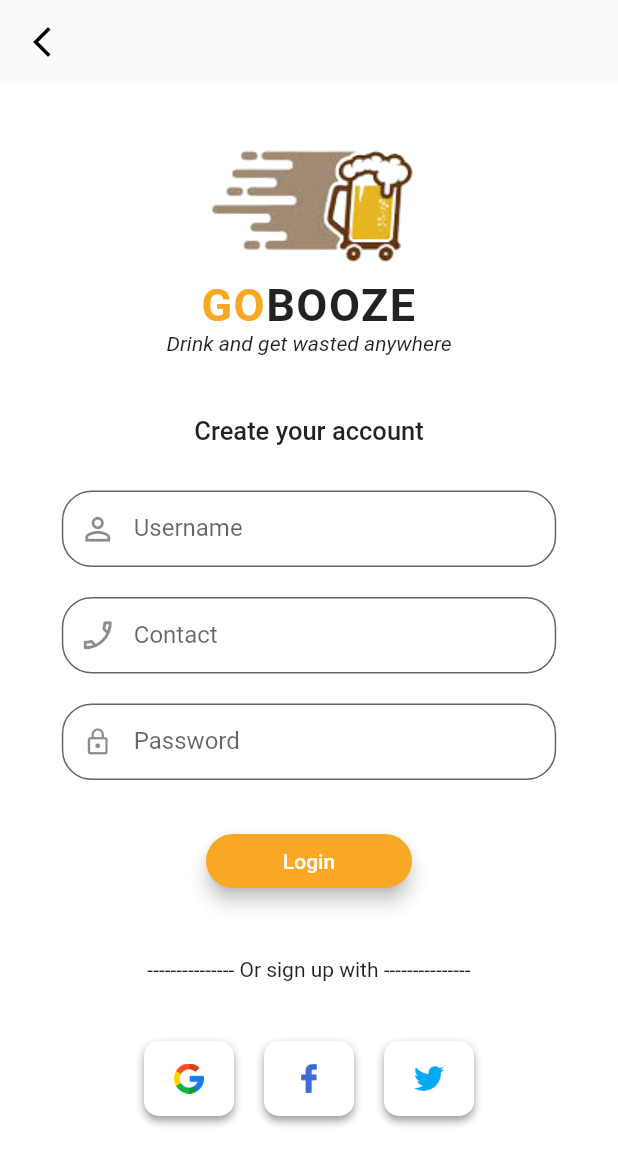
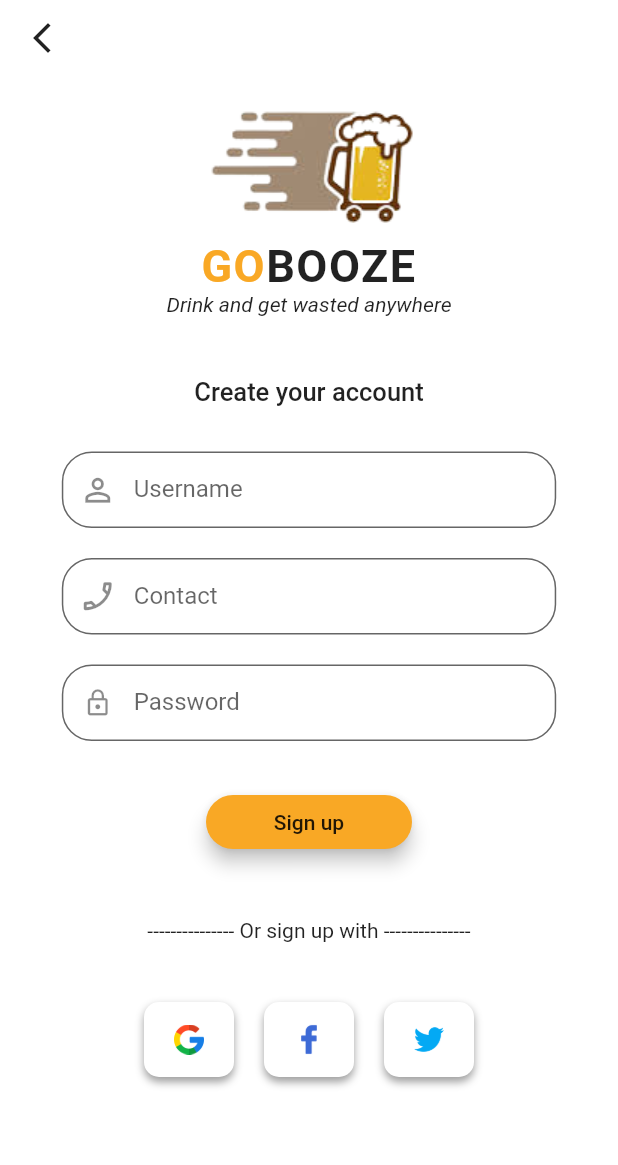
Before and after one commit to jamessarona/flutter-firebase-gobooze-ordering-system, a Flutter app: the SignupScreen screen opened directly, on a phone screen of 412 x 824 dp. Shown: the top 1165 px of the screen. Run offline on Flutter 3.47's test engine with Material 2 defaults, Android fonts, the phone set to English and light mode, and no system bars; our stand-ins replace flutter_spinkit.

Commit message:
sign in and sign up page

```diff
--- a/lib/screens/signup.dart
+++ b/lib/screens/signup.dart
@@ -1,10 +1,9 @@
 import 'package:flutter/material.dart';
 import 'package:liquor_ordering_system/shared/constants.dart';
-import 'package:liquor_ordering_system/shared/custom_appbar.dart';
 import 'package:liquor_ordering_system/shared/custom_button.dart';
 import 'package:liquor_ordering_system/shared/custom_container.dart';
 import 'package:liquor_ordering_system/shared/custom_logo_slogan.dart';
-import 'package:liquor_ordering_system/shared/custom_textformField.dart';
+import 'package:liquor_ordering_system/shared/custom_textformfield.dart';
 import 'package:liquor_ordering_system/shared/scroll_behavior.dart';
 
 class SignupScreen extends StatefulWidget {
@@ -31,12 +30,11 @@ class _SignupScreenState extends State<SignupScreen> {
     screenSize = MediaQuery.of(context).size;
     return SafeArea(
       child: Scaffold(
-        appBar: const TransparentAppbar(
-          hasLeadingIcon: true,
-        ),
         body: Container(
           width: screenSize.width,
           color: Colors.white,
+          child: Form(
+            key: _signupFormKey,
             child: ScrollConfiguration(
               behavior: MyBehavior(),
               child: ListView(
@@ -201,10 +199,7 @@ class _SignupScreenState extends State<SignupScreen> {
                         },
                         isLoading: false,
                         text: const Text(
-                        'Login',
-                        style: TextStyle(
-                          color: Colors.white,
-                        ),
+                          'Sign up',
                         )),
                   ),
                   const Text(
@@ -242,6 +237,21 @@ class _SignupScreenState extends State<SignupScreen> {
             ),
           ),
         ),
+        floatingActionButtonLocation: FloatingActionButtonLocation.startTop,
+        floatingActionButton: Container(
+          alignment: Alignment.centerLeft,
+          height: 50,
+          width: screenSize.width,
+          child: InkWell(
+            onTap: () {
+              Navigator.pop(context);
+            },
+            child: const Icon(
+              Icons.arrow_back_ios_new_outlined,
+            ),
+          ),
+        ),
+      ),
     );
   }
 }
--- a/lib/shared/custom_logo_slogan.dart
+++ b/lib/shared/custom_logo_slogan.dart
@@ -17,7 +17,7 @@ class LogoAndSlogan extends StatelessWidget {
     return Column(
       children: [
         Container(
-          margin: const EdgeInsets.only(top: 30),
+          margin: const EdgeInsets.only(top: 60),
           height: 100,
           child: Hero(
             tag: 'logo',
```
Also changed, not shown: lib/screens/home.dart (added, +22 -0 lines), lib/screens/login.dart (+15 -9 lines), 2 other files. Lines whose indentation alone changed are shown as unchanged.
